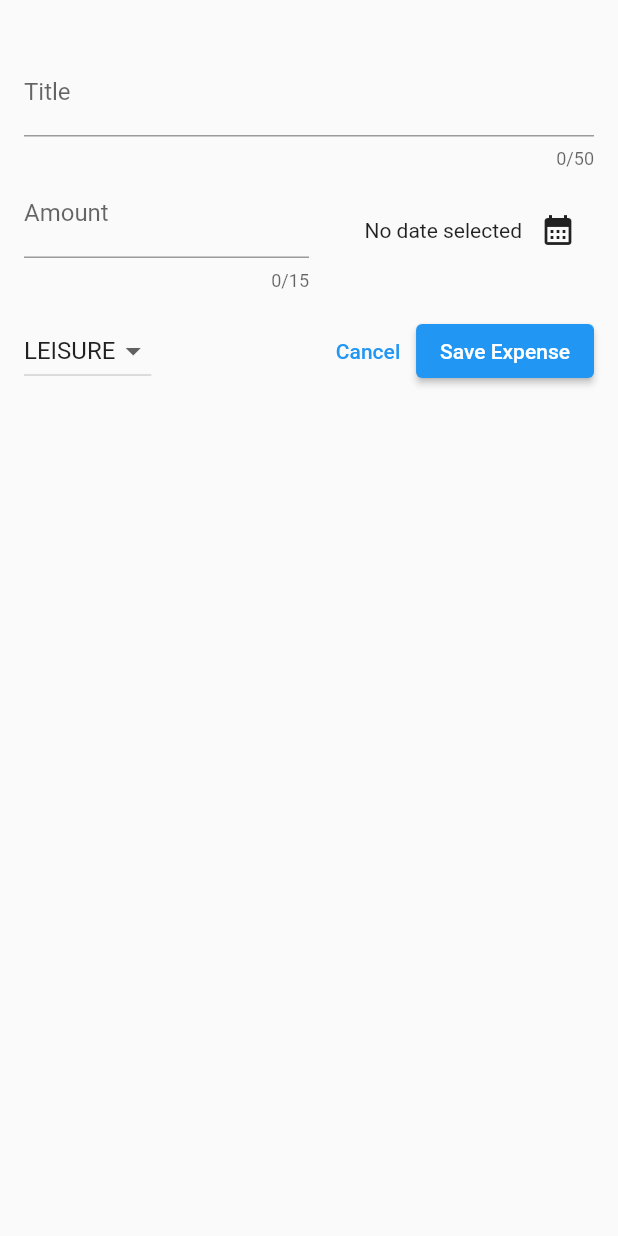
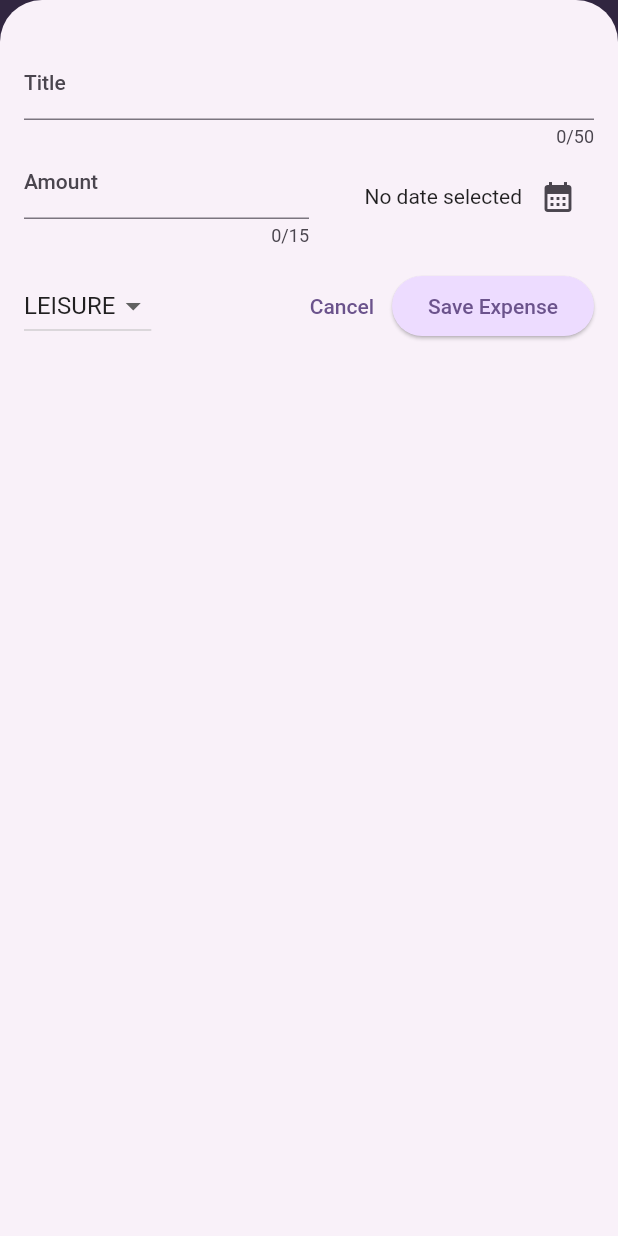
Before and after one commit to elianaferreira/expense_tracker, a Flutter app: the screen it shows after launch, after a tap on the "add" icon, on a phone screen of 412 x 824 dp. Run offline on Flutter 3.47's test engine with Material 2 defaults, Android fonts, the phone set to English and light mode, and no system bars.

Commit message:
added basic theme

```diff
--- a/lib/constants/dimens.dart
+++ b/lib/constants/dimens.dart
@@ -1,5 +1,6 @@
 class Dimens {
   static const double padding = 16;
   static const double paddingXL = 32;
+  static const double paddingS = 8;
   static const double space = 4;
 }
--- a/lib/main.dart
+++ b/lib/main.dart
@@ -1,8 +1,31 @@
+import 'package:expense_tracker/constants/dimens.dart';
 import 'package:expense_tracker/screens/expenses.dart';
 import 'package:flutter/material.dart';
 
+var kColorScheme = ColorScheme.fromSeed(seedColor: const Color(0XFF8F43EE));
+
 void main() {
-  runApp(const MaterialApp(
-    home: Expenses(),
+  runApp(MaterialApp(
+    theme: ThemeData().copyWith(
+      useMaterial3: true,
+      colorScheme: kColorScheme,
+      appBarTheme: const AppBarTheme().copyWith(
+        backgroundColor: kColorScheme.primary,
+        foregroundColor: kColorScheme.primaryContainer,
+      ),
+      cardTheme: const CardTheme().copyWith(
+        color: kColorScheme.secondaryContainer,
+        margin: const EdgeInsets.symmetric(
+          horizontal: Dimens.padding,
+          vertical: Dimens.paddingS,
+        ),
+      ),
+      elevatedButtonTheme: ElevatedButtonThemeData(
+        style: ElevatedButton.styleFrom(
+          backgroundColor: kColorScheme.primaryContainer,
+        ),
+      ),
+    ),
+    home: const Expenses(),
   ));
 }
```
